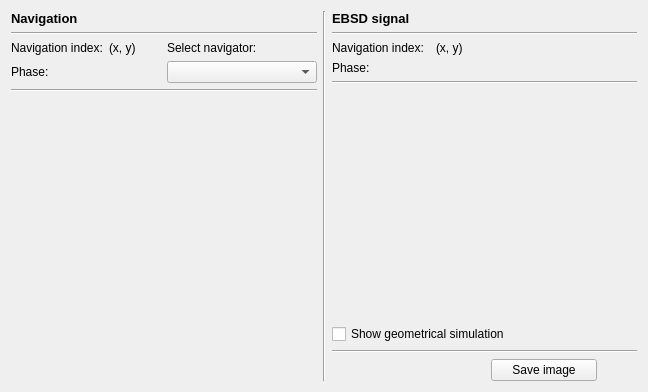
First picture: the form in ui/signal_navigation_widget.ui, repository EBSP-Indexer/EBSP-Indexer, before the edit.
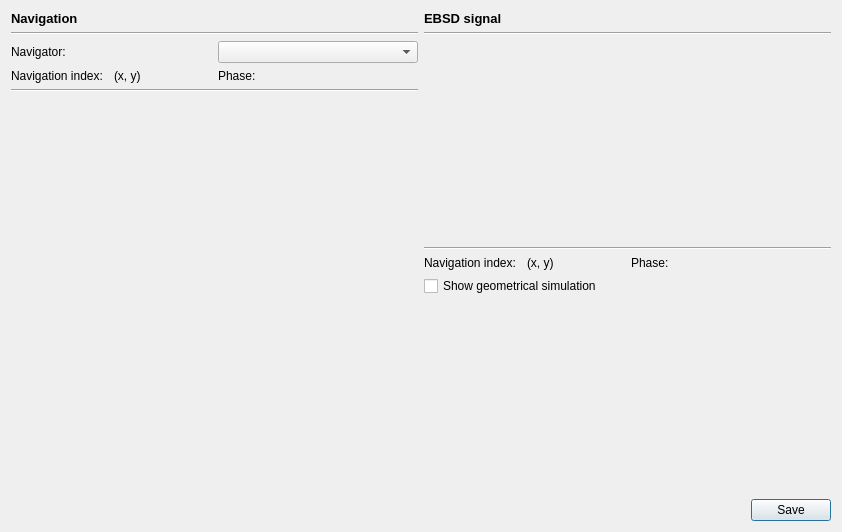
Second picture: the form after the edit. Custom widgets are drawn as their Qt base class.

Diff of the .ui file:
```diff
--- a/ui/signal_navigation_widget.ui
+++ b/ui/signal_navigation_widget.ui
@@ -6,156 +6,32 @@
    <rect>
     <x>0</x>
     <y>0</y>
-    <width>648</width>
-    <height>392</height>
+    <width>842</width>
+    <height>532</height>
    </rect>
   </property>
   <property name="windowTitle">
    <string>Form</string>
   </property>
   <layout class="QGridLayout" name="gridLayout_3">
-   <item row="0" column="0" rowspan="2">
-    <layout class="QVBoxLayout" name="verticalLayout">
-     <item>
-      <widget class="QLabel" name="navigatorLabel">
-       <property name="font">
-        <font>
-         <pointsize>10</pointsize>
-         <weight>75</weight>
-         <bold>true</bold>
-         <underline>false</underline>
-        </font>
-       </property>
-       <property name="text">
-        <string>Navigation</string>
-       </property>
-       <property name="scaledContents">
-        <bool>false</bool>
-       </property>
-      </widget>
-     </item>
-     <item>
-      <widget class="Line" name="line_2">
-       <property name="orientation">
-        <enum>Qt::Horizontal</enum>
-       </property>
-      </widget>
-     </item>
-     <item>
-      <layout class="QGridLayout" name="gridLayout">
-       <item row="1" column="1">
-        <layout class="QHBoxLayout" name="horizontalLayout_3">
-         <item>
-          <widget class="QLabel" name="labelPhase1">
-           <property name="text">
-            <string>Phase:</string>
-           </property>
-          </widget>
-         </item>
-         <item>
-          <widget class="QLabel" name="labelPhaseHover">
-           <property name="minimumSize">
-            <size>
-             <width>0</width>
-             <height>0</height>
-            </size>
-           </property>
-           <property name="text">
-            <string/>
-           </property>
-          </widget>
-         </item>
-        </layout>
-       </item>
-       <item row="0" column="2">
-        <widget class="QLabel" name="label">
-         <property name="text">
-          <string>Select navigator:</string>
-         </property>
-        </widget>
-       </item>
-       <item row="1" column="2">
-        <widget class="QComboBox" name="comboBoxNavigator"/>
-       </item>
-       <item row="0" column="1">
-        <layout class="QHBoxLayout" name="horizontalLayout">
-         <item>
-          <widget class="QLabel" name="label_7">
-           <property name="text">
-            <string>Navigation index:</string>
-           </property>
-          </widget>
-         </item>
-         <item>
-          <widget class="QLabel" name="navigatorCoordinates">
-           <property name="text">
-            <string>(x, y)</string>
-           </property>
-          </widget>
-         </item>
-        </layout>
-       </item>
-      </layout>
-     </item>
-     <item>
-      <widget class="Line" name="line_4">
-       <property name="orientation">
-        <enum>Qt::Horizontal</enum>
-       </property>
-      </widget>
-     </item>
-     <item>
-      <widget class="MplWidget" name="navigatorMplWidget" native="true">
-       <property name="enabled">
-        <bool>true</bool>
-       </property>
-       <property name="sizePolicy">
-        <sizepolicy hsizetype="Expanding" vsizetype="Expanding">
-         <horstretch>0</horstretch>
-         <verstretch>0</verstretch>
-        </sizepolicy>
-       </property>
-       <property name="minimumSize">
-        <size>
-         <width>0</width>
-         <height>0</height>
-        </size>
-       </property>
-       <property name="cursor">
-        <cursorShape>CrossCursor</cursorShape>
-       </property>
-       <property name="autoFillBackground">
-        <bool>false</bool>
-       </property>
-       <property name="styleSheet">
-        <string notr="true">background-color: transparent</string>
-       </property>
-      </widget>
-     </item>
-     <item>
-      <spacer name="verticalSpacer">
-       <property name="orientation">
-        <enum>Qt::Vertical</enum>
-       </property>
-       <property name="sizeHint" stdset="0">
-        <size>
-         <width>20</width>
-         <height>40</height>
-        </size>
-       </property>
-      </spacer>
-     </item>
-    </layout>
-   </item>
-   <item row="0" column="1" rowspan="2" colspan="2">
-    <widget class="Line" name="line">
-     <property name="orientation">
-      <enum>Qt::Vertical</enum>
+   <item row="1" column="1">
+    <widget class="QDialogButtonBox" name="buttonBox">
+     <property name="maximumSize">
+      <size>
+       <width>16777215</width>
+       <height>16777215</height>
+      </size>
+     </property>
+     <property name="standardButtons">
+      <set>QDialogButtonBox::Save</set>
+     </property>
+     <property name="centerButtons">
+      <bool>false</bool>
      </property>
     </widget>
    </item>
-   <item row="0" column="3">
-    <layout class="QVBoxLayout" name="verticalLayout_2">
+   <item row="0" column="1">
+    <layout class="QVBoxLayout" name="verticalLayout_2" stretch="0,0,0,0,0,0,0">
      <item>
       <widget class="QLabel" name="signalLabel">
        <property name="enabled">
@@ -186,89 +62,25 @@
        </property>
       </widget>
      </item>
-     <item>
-      <layout class="QGridLayout" name="gridLayout_2">
-       <item row="1" column="0">
-        <layout class="QHBoxLayout" name="horizontalLayout_5">
-         <item>
-          <widget class="QLabel" name="LabelPhase2">
-           <property name="font">
-            <font>
-             <kerning>true</kerning>
-            </font>
-           </property>
-           <property name="autoFillBackground">
-            <bool>false</bool>
-           </property>
-           <property name="text">
-            <string>Phase:</string>
-           </property>
-          </widget>
-         </item>
-         <item>
-          <widget class="QLabel" name="labelPhaseClick">
-           <property name="text">
-            <string/>
-           </property>
-          </widget>
-         </item>
-         <item>
-          <widget class="QLabel" name="label_6">
-           <property name="text">
-            <string/>
-           </property>
-          </widget>
-         </item>
-        </layout>
-       </item>
-       <item row="0" column="0">
-        <layout class="QHBoxLayout" name="horizontalLayout_2">
-         <item>
-          <widget class="QLabel" name="label_4">
-           <property name="text">
-            <string>Navigation index:</string>
-           </property>
-          </widget>
-         </item>
-         <item>
-          <widget class="QLabel" name="signalIndex">
-           <property name="text">
-            <string>(x, y)</string>
-           </property>
-          </widget>
-         </item>
-         <item>
-          <widget class="QLabel" name="label_3">
-           <property name="text">
-            <string/>
-           </property>
-          </widget>
-         </item>
-        </layout>
-       </item>
-      </layout>
-     </item>
-     <item>
-      <widget class="Line" name="line_6">
-       <property name="orientation">
-        <enum>Qt::Horizontal</enum>
-       </property>
-      </widget>
-     </item>
      <item>
       <widget class="MplWidget" name="signalMplWidget" native="true">
        <property name="sizePolicy">
-        <sizepolicy hsizetype="Expanding" vsizetype="Expanding">
+        <sizepolicy hsizetype="Expanding" vsizetype="Preferred">
          <horstretch>0</horstretch>
          <verstretch>0</verstretch>
         </sizepolicy>
        </property>
        <property name="minimumSize">
         <size>
-         <width>0</width>
-         <height>0</height>
+         <width>200</width>
+         <height>200</height>
         </size>
        </property>
+       <property name="font">
+        <font>
+         <kerning>true</kerning>
+        </font>
+       </property>
        <property name="cursor">
         <cursorShape>CrossCursor</cursorShape>
        </property>
@@ -280,6 +92,53 @@
        </property>
       </widget>
      </item>
+     <item>
+      <widget class="Line" name="line_6">
+       <property name="orientation">
+        <enum>Qt::Horizontal</enum>
+       </property>
+      </widget>
+     </item>
+     <item>
+      <layout class="QGridLayout" name="gridLayout_2">
+       <item row="0" column="1">
+        <widget class="QLabel" name="signalIndex">
+         <property name="text">
+          <string>(x, y)</string>
+         </property>
+        </widget>
+       </item>
+       <item row="0" column="2">
+        <widget class="QLabel" name="LabelPhase2">
+         <property name="font">
+          <font>
+           <kerning>true</kerning>
+          </font>
+         </property>
+         <property name="autoFillBackground">
+          <bool>false</bool>
+         </property>
+         <property name="text">
+          <string>Phase:</string>
+         </property>
+        </widget>
+       </item>
+       <item row="0" column="3">
+        <widget class="QLabel" name="labelPhaseClick">
+         <property name="text">
+          <string/>
+         </property>
+        </widget>
+       </item>
+       <item row="0" column="0">
+        <widget class="QLabel" name="label_4">
+         <property name="text">
+          <string>Navigation index:</string>
+         </property>
+        </widget>
+       </item>
+      </layout>
+     </item>
      <item>
       <widget class="QCheckBox" name="checkBox">
        <property name="enabled">
@@ -294,45 +153,146 @@
       </widget>
      </item>
      <item>
-      <widget class="Line" name="line_5">
+      <spacer name="verticalSpacer_2">
        <property name="orientation">
-        <enum>Qt::Horizontal</enum>
+        <enum>Qt::Vertical</enum>
        </property>
-      </widget>
+       <property name="sizeHint" stdset="0">
+        <size>
+         <width>20</width>
+         <height>40</height>
+        </size>
+       </property>
+      </spacer>
      </item>
     </layout>
    </item>
-   <item row="1" column="3">
-    <layout class="QHBoxLayout" name="horizontalLayout_4" stretch="3,2,0">
+   <item row="0" column="0">
+    <layout class="QVBoxLayout" name="verticalLayout" stretch="0,0,0,0,0,0,0">
      <item>
-      <spacer name="horizontalSpacer">
-       <property name="orientation">
-        <enum>Qt::Horizontal</enum>
+      <widget class="QLabel" name="navigatorLabel">
+       <property name="font">
+        <font>
+         <pointsize>10</pointsize>
+         <weight>75</weight>
+         <bold>true</bold>
+         <underline>false</underline>
+        </font>
        </property>
-       <property name="sizeHint" stdset="0">
-        <size>
-         <width>40</width>
-         <height>20</height>
-        </size>
-       </property>
-      </spacer>
-     </item>
-     <item>
-      <widget class="QPushButton" name="pushButtonExportImage">
        <property name="text">
-        <string>Save image</string>
+        <string>Navigation</string>
        </property>
       </widget>
      </item>
      <item>
-      <spacer name="horizontalSpacer_2">
+      <widget class="Line" name="line_2">
        <property name="orientation">
         <enum>Qt::Horizontal</enum>
+       </property>
+      </widget>
+     </item>
+     <item>
+      <layout class="QGridLayout" name="gridLayout">
+       <item row="0" column="0">
+        <widget class="QLabel" name="label">
+         <property name="text">
+          <string>Navigator:</string>
+         </property>
+        </widget>
+       </item>
+       <item row="0" column="1">
+        <widget class="QComboBox" name="comboBoxNavigator"/>
+       </item>
+      </layout>
+     </item>
+     <item>
+      <layout class="QGridLayout" name="gridLayout_4">
+       <item row="0" column="3">
+        <widget class="QLabel" name="labelPhaseHover">
+         <property name="minimumSize">
+          <size>
+           <width>0</width>
+           <height>0</height>
+          </size>
+         </property>
+         <property name="text">
+          <string/>
+         </property>
+        </widget>
+       </item>
+       <item row="0" column="1">
+        <widget class="QLabel" name="navigatorCoordinates">
+         <property name="minimumSize">
+          <size>
+           <width>60</width>
+           <height>0</height>
+          </size>
+         </property>
+         <property name="text">
+          <string>(x, y)</string>
+         </property>
+        </widget>
+       </item>
+       <item row="0" column="0">
+        <widget class="QLabel" name="label_7">
+         <property name="text">
+          <string>Navigation index:</string>
+         </property>
+        </widget>
+       </item>
+       <item row="0" column="2">
+        <widget class="QLabel" name="labelPhase1">
+         <property name="text">
+          <string>Phase:</string>
+         </property>
+        </widget>
+       </item>
+      </layout>
+     </item>
+     <item>
+      <widget class="Line" name="line_4">
+       <property name="orientation">
+        <enum>Qt::Horizontal</enum>
+       </property>
+      </widget>
+     </item>
+     <item>
+      <widget class="MplWidget" name="navigatorMplWidget" native="true">
+       <property name="enabled">
+        <bool>true</bool>
+       </property>
+       <property name="sizePolicy">
+        <sizepolicy hsizetype="Expanding" vsizetype="Preferred">
+         <horstretch>0</horstretch>
+         <verstretch>0</verstretch>
+        </sizepolicy>
+       </property>
+       <property name="minimumSize">
+        <size>
+         <width>200</width>
+         <height>200</height>
+        </size>
+       </property>
+       <property name="cursor">
+        <cursorShape>CrossCursor</cursorShape>
+       </property>
+       <property name="autoFillBackground">
+        <bool>false</bool>
+       </property>
+       <property name="styleSheet">
+        <string notr="true">background-color: transparent</string>
+       </property>
+      </widget>
+     </item>
+     <item>
+      <spacer name="verticalSpacer">
+       <property name="orientation">
+        <enum>Qt::Vertical</enum>
        </property>
        <property name="sizeHint" stdset="0">
         <size>
-         <width>40</width>
-         <height>20</height>
+         <width>20</width>
+         <height>40</height>
         </size>
        </property>
       </spacer>
```
Left out of the diff: 10 changed lines with no effect on the pictures.
